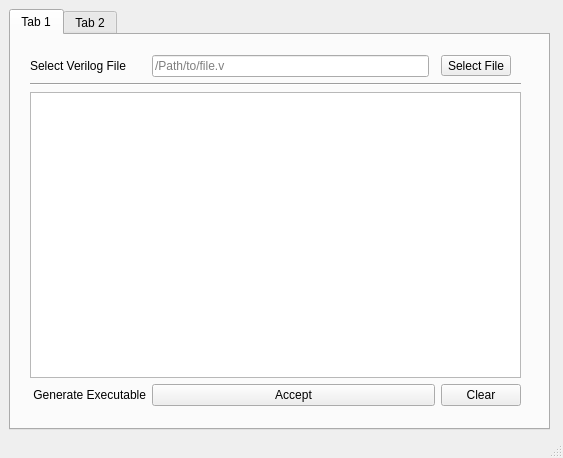
The window that GUI.ui (suchinton/FOSSEE_LPMS) describes before a commit, drawn with Qt 5.
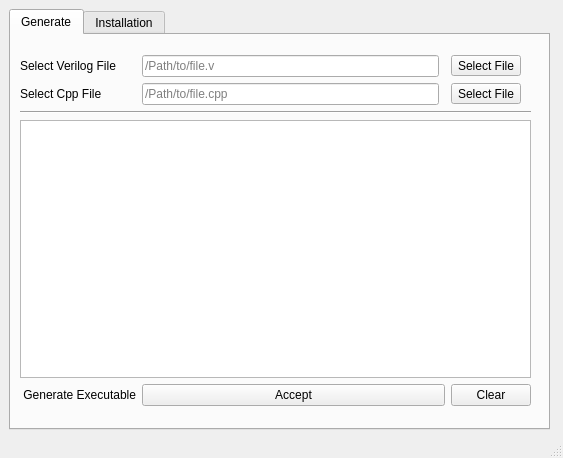
The same window after the commit.

```diff
--- a/GUI.ui
+++ b/GUI.ui
@@ -31,40 +31,61 @@
        </property>
        <widget class="QWidget" name="tab">
         <attribute name="title">
-         <string>Tab 1</string>
+         <string>Generate</string>
         </attribute>
         <widget class="QWidget" name="gridLayoutWidget_2">
          <property name="geometry">
           <rect>
-           <x>19</x>
+           <x>9</x>
            <y>20</y>
-           <width>491</width>
+           <width>511</width>
            <height>351</height>
           </rect>
          </property>
          <layout class="QGridLayout" name="gridLayout_2">
-          <item row="2" column="0">
+          <item row="5" column="3">
+           <widget class="QToolButton" name="FilePicker_Cpp">
+            <property name="text">
+             <string>Select File</string>
+            </property>
+           </widget>
+          </item>
+          <item row="3" column="3">
+           <widget class="QToolButton" name="FilePicker_V">
+            <property name="text">
+             <string>Select File</string>
+            </property>
+           </widget>
+          </item>
+          <item row="10" column="3">
+           <widget class="QPushButton" name="Clear_B">
+            <property name="text">
+             <string>Clear</string>
+            </property>
+           </widget>
+          </item>
+          <item row="10" column="1" colspan="2">
+           <widget class="QPushButton" name="Accept_B">
+            <property name="text">
+             <string>Accept</string>
+            </property>
+           </widget>
+          </item>
+          <item row="3" column="0">
            <widget class="QLabel" name="label_2">
             <property name="text">
              <string>Select Verilog File</string>
             </property>
            </widget>
           </item>
-          <item row="5" column="0">
+          <item row="10" column="0">
            <widget class="QLabel" name="label_3">
             <property name="text">
              <string> Generate Executable</string>
             </property>
            </widget>
           </item>
-          <item row="2" column="3">
-           <widget class="QToolButton" name="FilePicker_V">
-            <property name="text">
-             <string>Select File</string>
-            </property>
-           </widget>
-          </item>
-          <item row="2" column="1">
+          <item row="3" column="1">
            <widget class="QLineEdit" name="Path_V">
             <property name="text">
              <string/>
@@ -74,43 +95,58 @@
             </property>
            </widget>
           </item>
-          <item row="3" column="0" colspan="4">
+          <item row="5" column="0">
+           <widget class="QLabel" name="label">
+            <property name="text">
+             <string>Select Cpp File</string>
+            </property>
+           </widget>
+          </item>
+          <item row="5" column="1">
+           <widget class="QLineEdit" name="Path_Cpp">
+            <property name="text">
+             <string/>
+            </property>
+            <property name="placeholderText">
+             <string>/Path/to/file.cpp</string>
+            </property>
+           </widget>
+          </item>
+          <item row="9" column="0" colspan="4">
+           <widget class="QPlainTextEdit" name="Output">
+            <property name="enabled">
+             <bool>true</bool>
+            </property>
+            <property name="frameShape">
+             <enum>QFrame::StyledPanel</enum>
+            </property>
+            <property name="frameShadow">
+             <enum>QFrame::Sunken</enum>
+            </property>
+            <property name="readOnly">
+             <bool>true</bool>
+            </property>
+           </widget>
+          </item>
+          <item row="6" column="0" colspan="4">
            <widget class="Line" name="line">
+            <property name="acceptDrops">
+             <bool>false</bool>
+            </property>
+            <property name="frameShadow">
+             <enum>QFrame::Sunken</enum>
+            </property>
             <property name="orientation">
              <enum>Qt::Horizontal</enum>
             </property>
            </widget>
           </item>
-          <item row="4" column="0" colspan="4">
-           <widget class="QPlainTextEdit" name="Output">
-            <property name="enabled">
-             <bool>true</bool>
-            </property>
-            <property name="readOnly">
-             <bool>true</bool>
-            </property>
-           </widget>
-          </item>
-          <item row="5" column="3">
-           <widget class="QPushButton" name="Clear_B">
-            <property name="text">
-             <string>Clear</string>
-            </property>
-           </widget>
-          </item>
-          <item row="5" column="1" colspan="2">
-           <widget class="QPushButton" name="Accept_B">
-            <property name="text">
-             <string>Accept</string>
-            </property>
-           </widget>
-          </item>
          </layout>
         </widget>
        </widget>
        <widget class="QWidget" name="tab_2">
         <attribute name="title">
-         <string>Tab 2</string>
+         <string>Installation</string>
         </attribute>
        </widget>
       </widget>
```
Left out of the diff: 70 changed lines with no effect on the pictures.
